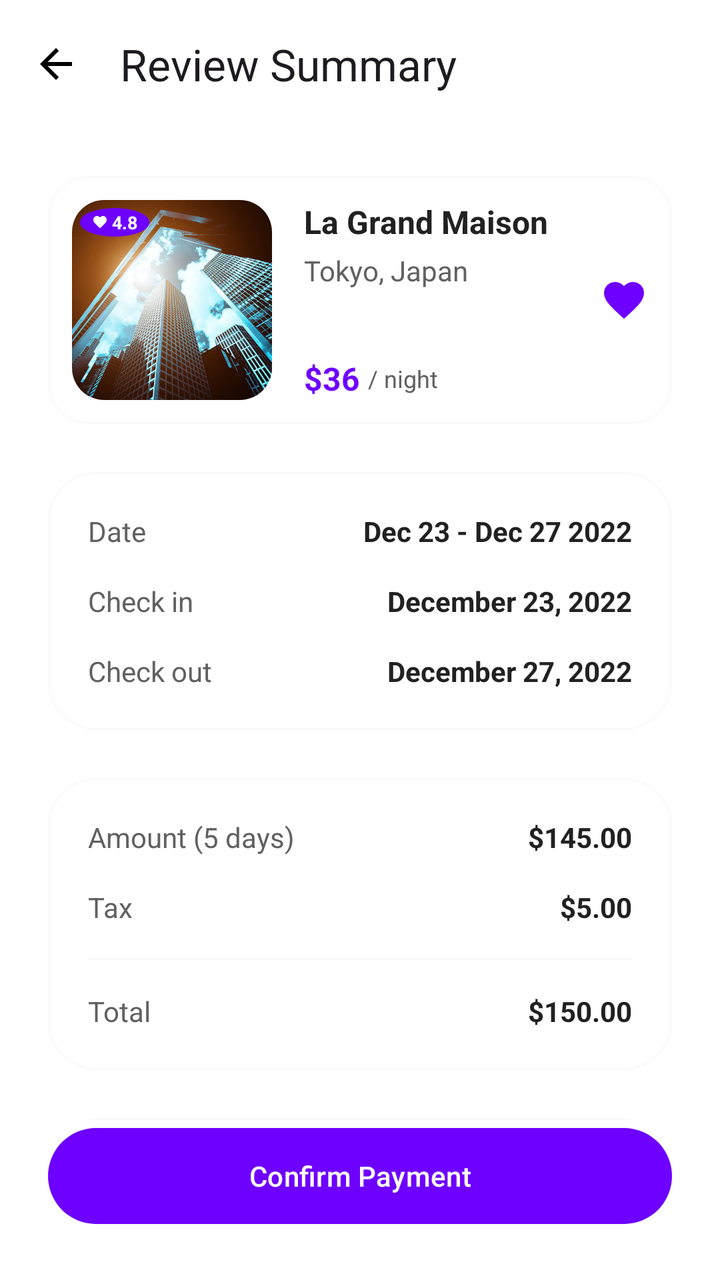
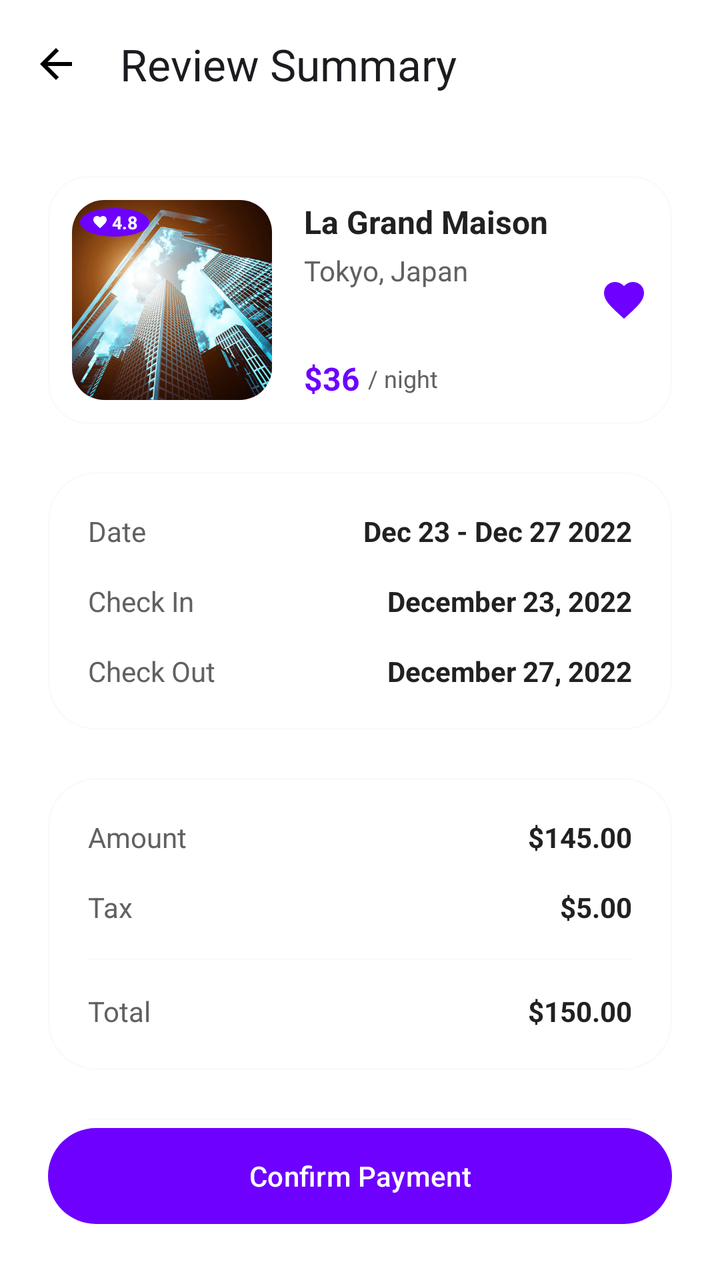

Two renders of the same Android screen: before a commit and after it. Below are the layout's source before the change and the commit's diff.
<!-- AndroidManifest.xml: application theme Theme.Zarur -->
<!-- res/layout/fragment_review_summary.xml -->
<?xml version="1.0" encoding="utf-8"?>
<androidx.constraintlayout.widget.ConstraintLayout xmlns:android="http://schemas.android.com/apk/res/android"
    xmlns:app="http://schemas.android.com/apk/res-auto"
    xmlns:tools="http://schemas.android.com/tools"
    android:layout_width="match_parent"
    android:layout_height="match_parent"
    android:background="?attr/colorSurface">

    <androidx.appcompat.widget.Toolbar
        android:id="@+id/toolbar"
        android:layout_width="match_parent"
        android:layout_height="?attr/actionBarSize"
        app:layout_constraintTop_toTopOf="parent"
        app:navigationIcon="@drawable/ic_back"
        app:title="@string/title_review_summary"
        app:titleTextAppearance="@style/TextAppearance.Material3.TitleLarge" />

    <androidx.core.widget.NestedScrollView
        android:layout_width="match_parent"
        android:layout_height="0dp"
        app:layout_constraintBottom_toTopOf="@+id/btnConfirm"
        app:layout_constraintTop_toBottomOf="@id/toolbar">

        <LinearLayout
            android:layout_width="match_parent"
            android:layout_height="wrap_content"
            android:orientation="vertical"
            android:padding="24dp">

            
            <include
                layout="@layout/item_favorite_property_list"
                android:layout_width="match_parent"
                android:layout_height="wrap_content" />

            <com.google.android.material.card.MaterialCardView
                android:layout_width="match_parent"
                android:layout_height="wrap_content"
                android:layout_marginTop="24dp"
                app:cardBackgroundColor="?attr/colorSurface"
                app:cardCornerRadius="24dp"
                app:cardElevation="0dp"
                app:strokeColor="?attr/colorSurfaceVariant"
                app:strokeWidth="1dp">

                <LinearLayout
                    android:layout_width="match_parent"
                    android:layout_height="wrap_content"
                    android:orientation="vertical"
                    android:padding="20dp">

                    <androidx.constraintlayout.widget.ConstraintLayout
                        android:layout_width="match_parent"
                        android:layout_height="wrap_content">
                        <TextView
                            android:layout_width="wrap_content"
                            android:layout_height="wrap_content"
                            android:text="Date"
                            android:textColor="?attr/colorOnSurfaceVariant"
                            app:layout_constraintStart_toStartOf="parent"
                            app:layout_constraintTop_toTopOf="parent" />
                        <TextView
                            android:layout_width="wrap_content"
                            android:layout_height="wrap_content"
                            android:text="Dec 23 - Dec 27 2022"
                            android:textColor="?attr/colorOnSurface"
                            android:textStyle="bold"
                            app:layout_constraintEnd_toEndOf="parent"
                            app:layout_constraintTop_toTopOf="parent" />
                    </androidx.constraintlayout.widget.ConstraintLayout>

                    <androidx.constraintlayout.widget.ConstraintLayout
                        android:layout_width="match_parent"
                        android:layout_height="wrap_content"
                        android:layout_marginTop="16dp">
                        <TextView
                            android:layout_width="wrap_content"
                            android:layout_height="wrap_content"
                            android:text="Check in"
                            android:textColor="?attr/colorOnSurfaceVariant"
                            app:layout_constraintStart_toStartOf="parent"
                            app:layout_constraintTop_toTopOf="parent" />
                        <TextView
                            android:layout_width="wrap_content"
                            android:layout_height="wrap_content"
                            android:text="December 23, 2022"
                            android:textColor="?attr/colorOnSurface"
                            android:textStyle="bold"
                            app:layout_constraintEnd_toEndOf="parent"
                            app:layout_constraintTop_toTopOf="parent" />
                    </androidx.constraintlayout.widget.ConstraintLayout>

                    <androidx.constraintlayout.widget.ConstraintLayout
                        android:layout_width="match_parent"
                        android:layout_height="wrap_content"
                        android:layout_marginTop="16dp">
                        <TextView
                            android:layout_width="wrap_content"
                            android:layout_height="wrap_content"
                            android:text="Check out"
                            android:textColor="?attr/colorOnSurfaceVariant"
                            app:layout_constraintStart_toStartOf="parent"
                            app:layout_constraintTop_toTopOf="parent" />
                        <TextView
                            android:layout_width="wrap_content"
                            android:layout_height="wrap_content"
                            android:text="December 27, 2022"
                            android:textColor="?attr/colorOnSurface"
                            android:textStyle="bold"
                            app:layout_constraintEnd_toEndOf="parent"
                            app:layout_constraintTop_toTopOf="parent" />
                    </androidx.constraintlayout.widget.ConstraintLayout>
                </LinearLayout>
            </com.google.android.material.card.MaterialCardView>

            <com.google.android.material.card.MaterialCardView
                android:layout_width="match_parent"
                android:layout_height="wrap_content"
                android:layout_marginTop="24dp"
                app:cardBackgroundColor="?attr/colorSurface"
                app:cardCornerRadius="24dp"
                app:cardElevation="0dp"
                app:strokeColor="?attr/colorSurfaceVariant"
                app:strokeWidth="1dp">

                <LinearLayout
                    android:layout_width="match_parent"
                    android:layout_height="wrap_content"
                    android:orientation="vertical"
                    android:padding="20dp">

                    <androidx.constraintlayout.widget.ConstraintLayout
                        android:layout_width="match_parent"
                        android:layout_height="wrap_content">
                        <TextView
                            android:layout_width="wrap_content"
                            android:layout_height="wrap_content"
                            android:text="Amount (5 days)"
                            android:textColor="?attr/colorOnSurfaceVariant"
                            app:layout_constraintStart_toStartOf="parent"
                            app:layout_constraintTop_toTopOf="parent" />
                        <TextView
                            android:layout_width="wrap_content"
                            android:layout_height="wrap_content"
                            android:text="$145.00"
                            android:textColor="?attr/colorOnSurface"
                            android:textStyle="bold"
                            app:layout_constraintEnd_toEndOf="parent"
                            app:layout_constraintTop_toTopOf="parent" />
                    </androidx.constraintlayout.widget.ConstraintLayout>

                    <androidx.constraintlayout.widget.ConstraintLayout
                        android:layout_width="match_parent"
                        android:layout_height="wrap_content"
                        android:layout_marginTop="16dp">
                        <TextView
                            android:layout_width="wrap_content"
                            android:layout_height="wrap_content"
                            android:text="Tax"
                            android:textColor="?attr/colorOnSurfaceVariant"
                            app:layout_constraintStart_toStartOf="parent"
                            app:layout_constraintTop_toTopOf="parent" />
                        <TextView
                            android:layout_width="wrap_content"
                            android:layout_height="wrap_content"
                            android:text="$5.00"
                            android:textColor="?attr/colorOnSurface"
                            android:textStyle="bold"
                            app:layout_constraintEnd_toEndOf="parent"
                            app:layout_constraintTop_toTopOf="parent" />
                    </androidx.constraintlayout.widget.ConstraintLayout>

                    <View
                        android:layout_width="match_parent"
                        android:layout_height="1dp"
                        android:layout_marginTop="16dp"
                        android:background="?attr/colorSurfaceVariant" />

                    <androidx.constraintlayout.widget.ConstraintLayout
                        android:layout_width="match_parent"
                        android:layout_height="wrap_content"
                        android:layout_marginTop="16dp">
                        <TextView
                            android:layout_width="wrap_content"
                            android:layout_height="wrap_content"
                            android:text="Total"
                            android:textColor="?attr/colorOnSurfaceVariant"
                            app:layout_constraintStart_toStartOf="parent"
                            app:layout_constraintTop_toTopOf="parent" />
                        <TextView
                            android:layout_width="wrap_content"
                            android:layout_height="wrap_content"
                            android:text="$150.00"
                            android:textColor="?attr/colorOnSurface"
                            android:textStyle="bold"
                            app:layout_constraintEnd_toEndOf="parent"
                            app:layout_constraintTop_toTopOf="parent" />
                    </androidx.constraintlayout.widget.ConstraintLayout>
                </LinearLayout>
            </com.google.android.material.card.MaterialCardView>

            <com.google.android.material.card.MaterialCardView
                android:layout_width="match_parent"
                android:layout_height="wrap_content"
                android:layout_marginTop="24dp"
                app:cardBackgroundColor="?attr/colorSurface"
                app:cardCornerRadius="24dp"
                app:cardElevation="0dp"
                app:strokeColor="?attr/colorSurfaceVariant"
                app:strokeWidth="1dp">

                <androidx.constraintlayout.widget.ConstraintLayout
                    android:layout_width="match_parent"
                    android:layout_height="wrap_content"
                    android:padding="20dp">

                    <ImageView
                        android:id="@+id/ivPayment"
                        android:layout_width="32dp"
                        android:layout_height="32dp"
                        android:src="@drawable/ic_paypal"
                        app:layout_constraintBottom_toBottomOf="parent"
                        app:layout_constraintStart_toStartOf="parent"
                        app:layout_constraintTop_toTopOf="parent" />

                    <TextView
                        android:layout_width="wrap_content"
                        android:layout_height="wrap_content"
                        android:layout_marginStart="16dp"
                        android:text="•••• •••• •••• 4679"
                        android:textColor="?attr/colorOnSurface"
                        android:textStyle="bold"
                        app:layout_constraintBottom_toBottomOf="parent"
                        app:layout_constraintStart_toEndOf="@id/ivPayment"
                        app:layout_constraintTop_toTopOf="parent" />

                    <TextView
                        android:id="@+id/tvChangePayment"
                        android:layout_width="wrap_content"
                        android:layout_height="wrap_content"
                        android:text="Change"
                        android:textColor="?attr/colorPrimary"
                        android:textStyle="bold"
                        app:layout_constraintBottom_toBottomOf="parent"
                        app:layout_constraintEnd_toEndOf="parent"
                        app:layout_constraintTop_toTopOf="parent" />
                </androidx.constraintlayout.widget.ConstraintLayout>
            </com.google.android.material.card.MaterialCardView>

        </LinearLayout>
    </androidx.core.widget.NestedScrollView>

    <com.google.android.material.button.MaterialButton
        android:id="@+id/btnConfirm"
        android:layout_width="match_parent"
        android:layout_height="56dp"
        android:layout_margin="24dp"
        android:text="@string/button_confirm_payment"
        app:cornerRadius="28dp"
        app:layout_constraintBottom_toBottomOf="parent" />

</androidx.constraintlayout.widget.ConstraintLayout>
<!-- res/layout/item_favorite_property_list.xml (included above) -->
<?xml version="1.0" encoding="utf-8"?>
<com.google.android.material.card.MaterialCardView xmlns:android="http://schemas.android.com/apk/res/android"
    xmlns:app="http://schemas.android.com/apk/res-auto"
    android:layout_width="match_parent"
    android:layout_height="wrap_content"
    android:layout_marginHorizontal="16dp"
    android:layout_marginVertical="8dp"
    app:cardBackgroundColor="?attr/colorSurface"
    app:cardCornerRadius="20dp"
    app:cardElevation="0dp"
    app:strokeColor="?attr/colorSurfaceVariant"
    app:strokeWidth="1dp">

    <androidx.constraintlayout.widget.ConstraintLayout
        android:layout_width="match_parent"
        android:layout_height="wrap_content"
        android:padding="12dp">

        <com.google.android.material.imageview.ShapeableImageView
            android:id="@+id/ivProperty"
            android:layout_width="100dp"
            android:layout_height="100dp"
            android:scaleType="centerCrop"
            android:src="@drawable/onboarding3"
            app:layout_constraintBottom_toBottomOf="parent"
            app:layout_constraintStart_toStartOf="parent"
            app:layout_constraintTop_toTopOf="parent"
            app:shapeAppearanceOverlay="@style/ShapeAppearance.Material3.Corner.Medium" />

        <LinearLayout
            android:layout_width="wrap_content"
            android:layout_height="wrap_content"
            android:layout_margin="4dp"
            android:background="@drawable/bg_unread_badge"
            android:backgroundTint="?attr/colorPrimary"
            android:gravity="center"
            android:orientation="horizontal"
            android:paddingHorizontal="6dp"
            android:paddingVertical="1dp"
            app:layout_constraintStart_toStartOf="@id/ivProperty"
            app:layout_constraintTop_toTopOf="@id/ivProperty">

            <ImageView
                android:layout_width="8dp"
                android:layout_height="8dp"
                android:src="@drawable/ic_favorites"
                app:tint="@color/white" />

            <TextView
                android:id="@+id/tvRating"
                android:layout_width="wrap_content"
                android:layout_height="wrap_content"
                android:layout_marginStart="2dp"
                android:text="4.8"
                android:textColor="@color/white"
                android:textSize="9sp"
                android:textStyle="bold" />
        </LinearLayout>

        <TextView
            android:id="@+id/tvPropertyName"
            android:layout_width="0dp"
            android:layout_height="wrap_content"
            android:layout_marginStart="16dp"
            android:ellipsize="end"
            android:maxLines="1"
            android:text="La Grand Maison"
            android:textColor="?attr/colorOnSurface"
            android:textSize="16sp"
            android:textStyle="bold"
            app:layout_constraintEnd_toStartOf="@+id/ivFavorite"
            app:layout_constraintStart_toEndOf="@id/ivProperty"
            app:layout_constraintTop_toTopOf="parent" />

        <TextView
            android:id="@+id/tvPropertyLocation"
            android:layout_width="0dp"
            android:layout_height="wrap_content"
            android:layout_marginTop="4dp"
            android:ellipsize="end"
            android:maxLines="1"
            android:text="Tokyo, Japan"
            android:textColor="?attr/colorOnSurfaceVariant"
            android:textSize="14sp"
            app:layout_constraintEnd_toEndOf="@id/tvPropertyName"
            app:layout_constraintStart_toStartOf="@id/tvPropertyName"
            app:layout_constraintTop_toBottomOf="@id/tvPropertyName" />

        <LinearLayout
            android:layout_width="0dp"
            android:layout_height="wrap_content"
            android:layout_marginTop="8dp"
            android:gravity="center_vertical"
            android:orientation="horizontal"
            app:layout_constraintBottom_toBottomOf="parent"
            app:layout_constraintEnd_toStartOf="@+id/ivFavorite"
            app:layout_constraintStart_toStartOf="@id/tvPropertyName">

            <TextView
                android:id="@+id/tvPrice"
                android:layout_width="wrap_content"
                android:layout_height="wrap_content"
                android:text="$36"
                android:textColor="?attr/colorPrimary"
                android:textSize="16sp"
                android:textStyle="bold" />

            <TextView
                android:layout_width="wrap_content"
                android:layout_height="wrap_content"
                android:layout_marginStart="4dp"
                android:text="/ night"
                android:textColor="?attr/colorOnSurfaceVariant"
                android:textSize="12sp" />
        </LinearLayout>

        <ImageView
            android:id="@+id/ivFavorite"
            android:layout_width="24dp"
            android:layout_height="24dp"
            android:src="@drawable/ic_favorites"
            app:layout_constraintBottom_toBottomOf="parent"
            app:layout_constraintEnd_toEndOf="parent"
            app:layout_constraintTop_toTopOf="parent"
            app:tint="?attr/colorPrimary" />

    </androidx.constraintlayout.widget.ConstraintLayout>
</com.google.android.material.card.MaterialCardView>
<!-- resources referenced by this layout -->
<resources>
  <color name="white">#FFFFFF</color>
  <!-- drawable bg_unread_badge (drawable) -->
  <?xml version="1.0" encoding="utf-8"?>
  <shape xmlns:android="http://schemas.android.com/apk/res/android"
      android:shape="oval">
      <solid android:color="?attr/colorPrimary" />
  </shape>
  <!-- drawable ic_back (drawable) -->
  <?xml version="1.0" encoding="utf-8"?>
  <vector xmlns:android="http://schemas.android.com/apk/res/android"
      android:width="24dp"
      android:height="24dp"
      android:viewportWidth="24"
      android:viewportHeight="24">
      <path
          android:fillColor="#000000"
          android:pathData="M20,11H7.83l5.59,-5.59L12,4l-8,8l8,8l1.41,-1.41L7.83,13H20V11z" />
  </vector>
  <!-- drawable ic_favorites (drawable) -->
  <?xml version="1.0" encoding="utf-8"?>
  <vector xmlns:android="http://schemas.android.com/apk/res/android"
      android:width="24dp"
      android:height="24dp"
      android:viewportWidth="24"
      android:viewportHeight="24">
      <path
          android:fillColor="#000000"
          android:pathData="M12,21.35L10.55,20.03C5.4,15.36 2,12.27 2,8.5C2,5.41 4.41,3 7.5,3C9.24,3 10.91,3.81 12,5.08C13.09,3.81 14.76,3 16.5,3C19.59,3 22,5.41 22,8.5C22,12.27 18.6,15.36 13.45,20.03L12,21.35Z" />
  </vector>
  <!-- drawable ic_paypal (drawable) -->
  <?xml version="1.0" encoding="utf-8"?>
  <vector xmlns:android="http://schemas.android.com/apk/res/android"
      android:width="24dp"
      android:height="24dp"
      android:viewportWidth="24"
      android:viewportHeight="24">
      <path
          android:fillColor="#003087"
          android:pathData="M20,8.5c0-3-2-4.5-5-4.5H7.5C6.7,4,6,4.7,6,5.5v13c0,0.8,0.7,1.5,1.5,1.5h3c0.8,0,1.5-0.7,1.5-1.5v-3h2 c3,0,5-1.5,5-4.5V8.5z" />
  </vector>
  <!-- drawable onboarding3: png bitmap (drawable, 495687 bytes) -->
  <string name="button_confirm_payment">Confirm Payment</string>
  <string name="title_review_summary">Review Summary</string>
  <style name="ShapeAppearance.Material3.Corner.Medium" parent="ShapeAppearance.Material3.SmallComponent">
          <item name="cornerSize">16dp</item>
      </style>
  <style name="Theme.Zarur" parent="Base.Theme.Zarur" />
  <style name="Base.Theme.Zarur" parent="Theme.Material3.DayNight.NoActionBar">
          
          <item name="colorPrimary">@color/uzum_purple</item>
          <item name="colorOnPrimary">@color/white</item>
          <item name="colorSecondary">@color/uzum_purple_light</item>
          <item name="colorOnSecondary">@color/uzum_purple</item>
          <item name="colorSurface">@color/white</item>
          <item name="colorOnSurface">@color/neutral_900</item>
          <item name="colorSurfaceVariant">@color/neutral_50</item>
          <item name="colorOnSurfaceVariant">@color/neutral_700</item>
          <item name="colorOutline">@color/neutral_200</item>
  
          <item name="android:statusBarColor">@android:color/transparent</item>
          <item name="android:navigationBarColor">@android:color/transparent</item>
          <item name="android:windowLightStatusBar">true</item>
          <item name="android:windowLayoutInDisplayCutoutMode" tools:targetApi="28">shortEdges</item>
      </style>
  <color name="uzum_purple">#6E00FF</color>
  <color name="uzum_purple_light">#F2EBFF</color>
  <color name="neutral_900">#212121</color>
  <color name="neutral_50">#FAFAFA</color>
  <color name="neutral_700">#616161</color>
  <color name="neutral_200">#EEEEEE</color>
</resources>

<!-- the commit's change to res/layout/fragment_review_summary.xml (unified diff, before → after) -->
@@ -55,7 +55,7 @@
                         <TextView
                             android:layout_width="wrap_content"
                             android:layout_height="wrap_content"
-                            android:text="Date"
+                            android:text="@string/label_date"
                             android:textColor="?attr/colorOnSurfaceVariant"
                             app:layout_constraintStart_toStartOf="parent"
                             app:layout_constraintTop_toTopOf="parent" />
@@ -76,7 +76,7 @@
                         <TextView
                             android:layout_width="wrap_content"
                             android:layout_height="wrap_content"
-                            android:text="Check in"
+                            android:text="@string/label_check_in"
                             android:textColor="?attr/colorOnSurfaceVariant"
                             app:layout_constraintStart_toStartOf="parent"
                             app:layout_constraintTop_toTopOf="parent" />
@@ -97,7 +97,7 @@
                         <TextView
                             android:layout_width="wrap_content"
                             android:layout_height="wrap_content"
-                            android:text="Check out"
+                            android:text="@string/label_check_out"
                             android:textColor="?attr/colorOnSurfaceVariant"
                             app:layout_constraintStart_toStartOf="parent"
                             app:layout_constraintTop_toTopOf="parent" />
@@ -135,7 +135,7 @@
                         <TextView
                             android:layout_width="wrap_content"
                             android:layout_height="wrap_content"
-                            android:text="Amount (5 days)"
+                            android:text="@string/label_amount"
                             android:textColor="?attr/colorOnSurfaceVariant"
                             app:layout_constraintStart_toStartOf="parent"
                             app:layout_constraintTop_toTopOf="parent" />
@@ -156,7 +156,7 @@
                         <TextView
                             android:layout_width="wrap_content"
                             android:layout_height="wrap_content"
-                            android:text="Tax"
+                            android:text="@string/label_tax"
                             android:textColor="?attr/colorOnSurfaceVariant"
                             app:layout_constraintStart_toStartOf="parent"
                             app:layout_constraintTop_toTopOf="parent" />
@@ -183,7 +183,7 @@
                         <TextView
                             android:layout_width="wrap_content"
                             android:layout_height="wrap_content"
-                            android:text="Total"
+                            android:text="@string/label_total"
                             android:textColor="?attr/colorOnSurfaceVariant"
                             app:layout_constraintStart_toStartOf="parent"
                             app:layout_constraintTop_toTopOf="parent" />
@@ -238,7 +238,7 @@
                         android:id="@+id/tvChangePayment"
                         android:layout_width="wrap_content"
                         android:layout_height="wrap_content"
-                        android:text="Change"
+                        android:text="@string/button_change"
                         android:textColor="?attr/colorPrimary"
                         android:textStyle="bold"
                         app:layout_constraintBottom_toBottomOf="parent"
<!-- resource entries referenced after the edit -->
@@ -41,7 +41,14 @@
           android:pathData="M20,8.5c0-3-2-4.5-5-4.5H7.5C6.7,4,6,4.7,6,5.5v13c0,0.8,0.7,1.5,1.5,1.5h3c0.8,0,1.5-0.7,1.5-1.5v-3h2 c3,0,5-1.5,5-4.5V8.5z" />
   </vector>
   <!-- drawable onboarding3: png bitmap (drawable, 495687 bytes) -->
+  <string name="button_change">Change</string>
   <string name="button_confirm_payment">Confirm Payment</string>
+  <string name="label_amount">Amount</string>
+  <string name="label_check_in">Check In</string>
+  <string name="label_check_out">Check Out</string>
+  <string name="label_date">Date</string>
+  <string name="label_tax">Tax</string>
+  <string name="label_total">Total</string>
   <string name="title_review_summary">Review Summary</string>
   <style name="ShapeAppearance.Material3.Corner.Medium" parent="ShapeAppearance.Material3.SmallComponent">
           <item name="cornerSize">16dp</item>
